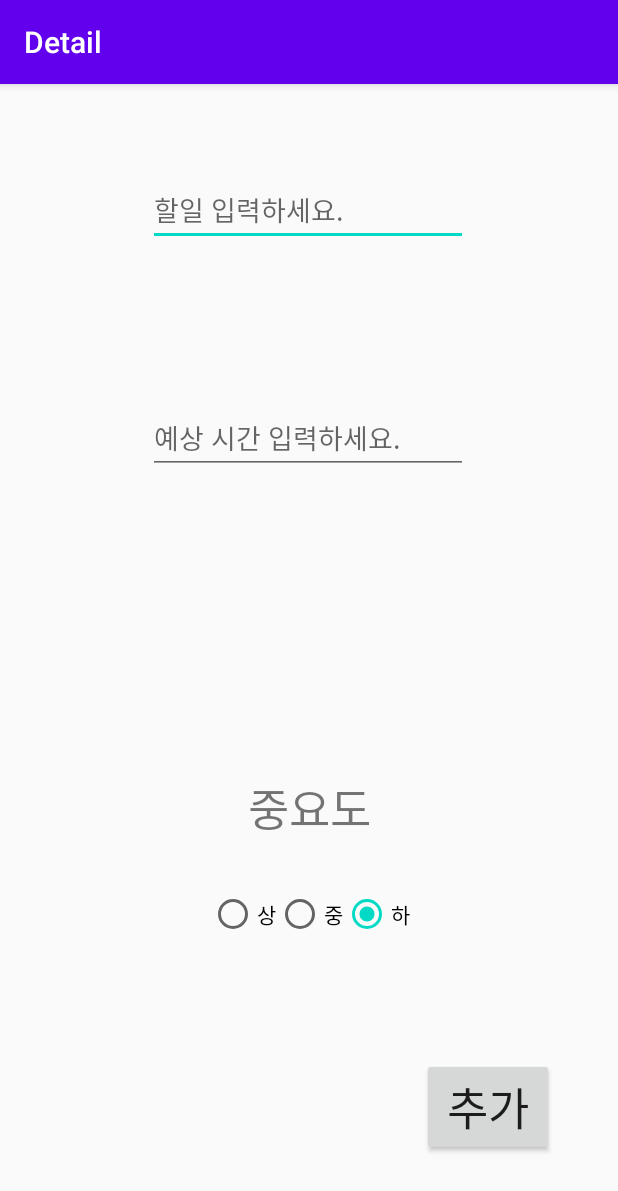
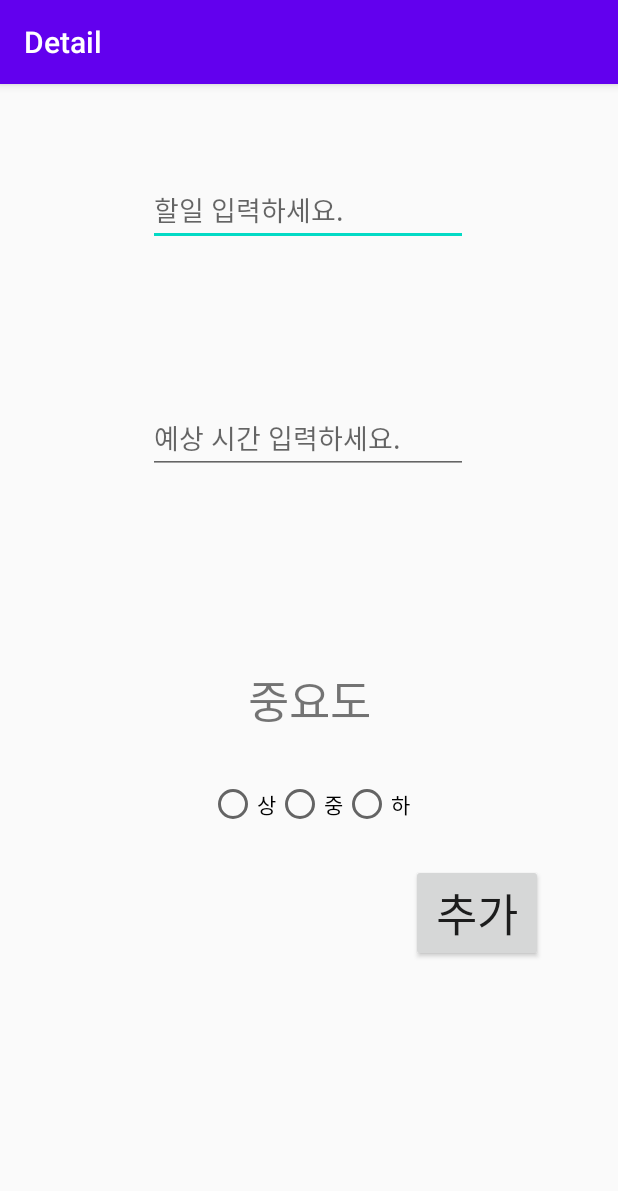
Before and after one commit to YeomJaeSeon/MobileProgramming_Final, an Android app: the PlannerDetailActivity screen opened directly, with no data from a screen before it, after a tap on "추가", on a phone screen of 412 x 824 dp. Shown: the top 1191 px of the screen. Run offline under Robolectric (Android 15) with nearby library versions, the phone set to English and light mode, and no system bars; our stand-ins replace Firebase (no records; nobody signed in at launch, a user with empty details on screens opened directly); 3 statements that could not run were skipped; 3 other taps on this screen came first.

Commit message:
여기까지 master완성

```diff
--- a/app/src/main/java/com/example/afinal/PlannerDetailActivity.java
+++ b/app/src/main/java/com/example/afinal/PlannerDetailActivity.java
@@ -6,12 +6,14 @@ import android.util.Log;
 import android.view.View;
 import android.widget.EditText;
 import android.widget.RadioButton;
+import android.widget.Toast;
 
 import androidx.appcompat.app.AppCompatActivity;
 
 import com.google.firebase.database.DatabaseReference;
 import com.google.firebase.database.FirebaseDatabase;
 
+import java.util.Date;
 import java.util.HashMap;
 import java.util.Map;
 
@@ -26,7 +28,7 @@ public class PlannerDetailActivity extends AppCompatActivity {
     int day;
     String todo;
     String times;
-    String importance;
+    String importance ="";
 
     protected void onCreate(Bundle savedInstanceState) {
         super.onCreate(savedInstanceState);
@@ -68,7 +70,21 @@ public class PlannerDetailActivity extends AppCompatActivity {
             times = inputTimes.getText().toString();
 
             Log.i("Tag",todo+month+day+times+importance);
-            writeNewTodo(todo,month,day,times,importance,3);
+            if(todo.getBytes().length <= 0){
+                Toast.makeText(this, "할일 입력해주세요..", Toast.LENGTH_SHORT).show();
+                return;
+            }
+            else if(times.getBytes().length <= 0){
+                Toast.makeText(this, "예상 시간 입력해주세요..", Toast.LENGTH_SHORT).show();
+                return;
+            }
+            else if(importance.getBytes().length<=0){
+                Toast.makeText(this, "중요도 입력해주세요..", Toast.LENGTH_SHORT).show();
+                return;
+            }
+            Date time = new Date();
+            writeNewTodo(todo,month,day,times,importance, (int)time.getTime());
+            this.finish();
         }
     }
     public void writeNewTodo(String _name, int _month, int _day, String _estimatedTime, String _importance, int _id) {
--- a/app/src/main/res/layout/activity_detail.xml
+++ b/app/src/main/res/layout/activity_detail.xml
@@ -10,12 +10,56 @@
         android:id="@+id/textView5"
         android:layout_width="wrap_content"
         android:layout_height="wrap_content"
-        android:layout_marginTop="200dp"
+        android:layout_marginTop="128dp"
         android:text="중요도"
         android:textSize="30sp"
         app:layout_constraintEnd_toEndOf="parent"
         app:layout_constraintStart_toStartOf="parent"
         app:layout_constraintTop_toBottomOf="@+id/editTextTextPersonName2" />
+
+    <Button
+        android:id="@+id/add"
+        android:layout_width="wrap_content"
+        android:layout_height="wrap_content"
+        android:layout_marginTop="24dp"
+        android:onClick="click"
+        android:text="추가"
+        android:textSize="30sp"
+        app:layout_constraintEnd_toEndOf="parent"
+        app:layout_constraintHorizontal_bias="0.845"
+        app:layout_constraintStart_toStartOf="parent"
+        app:layout_constraintTop_toBottomOf="@+id/radioGroup" />
+
+    <RadioGroup
+        android:id="@+id/radioGroup"
+        android:layout_width="wrap_content"
+        android:layout_height="wrap_content"
+        android:orientation="horizontal"
+        app:layout_constraintBottom_toBottomOf="parent"
+        app:layout_constraintEnd_toEndOf="parent"
+        app:layout_constraintStart_toStartOf="parent"
+        app:layout_constraintTop_toBottomOf="@+id/textView5"
+        app:layout_constraintVertical_bias="0.102">
+
+        <RadioButton
+            android:id="@+id/radioButton"
+            android:layout_width="wrap_content"
+            android:layout_height="wrap_content"
+            android:text="상" />
+
+        <RadioButton
+            android:id="@+id/radioButton1"
+            android:layout_width="wrap_content"
+            android:layout_height="wrap_content"
+            android:text="중" />
+
+        <RadioButton
+            android:id="@+id/radioButton2"
+            android:layout_width="wrap_content"
+            android:layout_height="wrap_content"
+            android:layout_weight="1"
+            android:text="하" />
+    </RadioGroup>
 
     <EditText
         android:id="@+id/editTextTextPersonName"
@@ -43,48 +87,4 @@
         app:layout_constraintStart_toStartOf="parent"
         app:layout_constraintTop_toBottomOf="@+id/editTextTextPersonName" />
 
-    <RadioGroup
-        android:id="@+id/radioGroup"
-        android:layout_width="wrap_content"
-        android:layout_height="wrap_content"
-        android:orientation="horizontal"
-        app:layout_constraintBottom_toBottomOf="parent"
-        app:layout_constraintEnd_toEndOf="parent"
-        app:layout_constraintStart_toStartOf="parent"
-        app:layout_constraintTop_toBottomOf="@+id/textView5"
-        app:layout_constraintVertical_bias="0.13999999">
-
-        <RadioButton
-            android:id="@+id/radioButton"
-            android:layout_width="wrap_content"
-            android:layout_height="wrap_content"
-            android:text="상" />
-
-        <RadioButton
-            android:id="@+id/radioButton1"
-            android:layout_width="wrap_content"
-            android:layout_height="wrap_content"
-            android:text="중" />
-
-        <RadioButton
-            android:id="@+id/radioButton2"
-            android:layout_width="wrap_content"
-            android:layout_height="wrap_content"
-            android:layout_weight="1"
-            android:text="하" />
-    </RadioGroup>
-
-    <Button
-        android:id="@+id/add"
-        android:layout_width="wrap_content"
-        android:layout_height="wrap_content"
-        android:layout_marginTop="80dp"
-        android:text="추가"
-        android:textSize="30sp"
-        android:onClick="click"
-        app:layout_constraintEnd_toEndOf="parent"
-        app:layout_constraintHorizontal_bias="0.869"
-        app:layout_constraintStart_toStartOf="parent"
-        app:layout_constraintTop_toBottomOf="@+id/radioGroup" />
-
 </androidx.constraintlayout.widget.ConstraintLayout>
```
